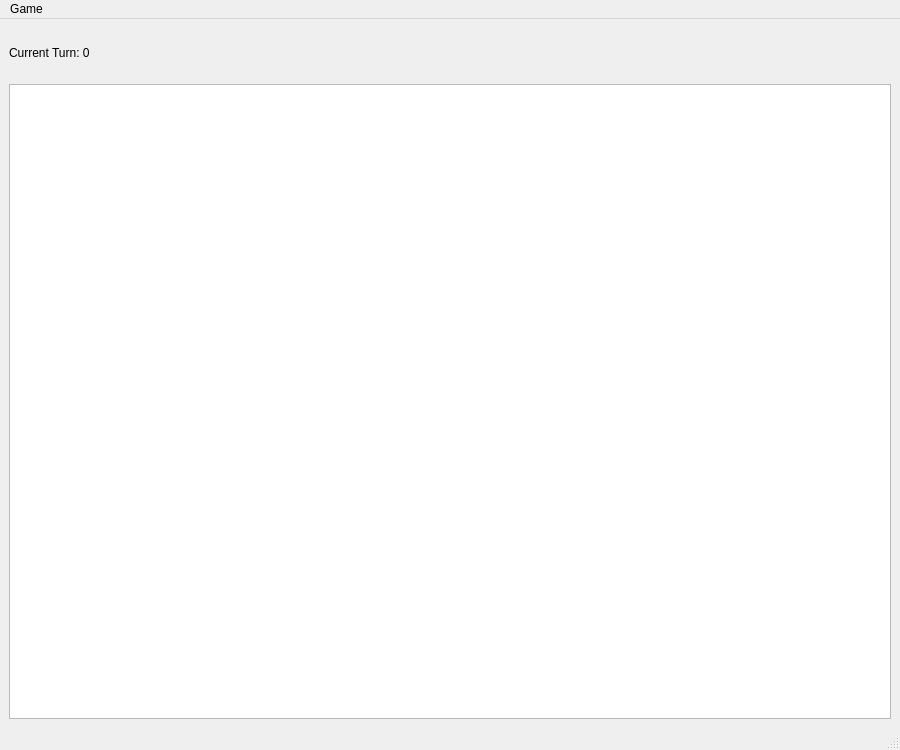
Qt form ChessBoard/views/MainChessView/ChessView.ui (ijcuevas2/C-Plus-Plus-Chess) before a commit.
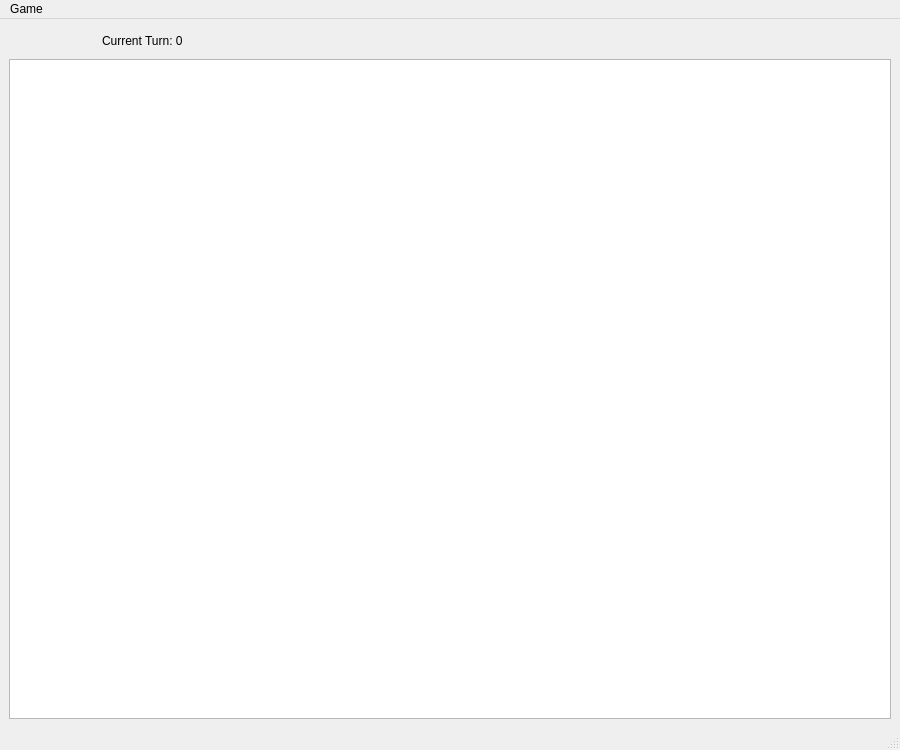
The same form after that commit.

Patch:
```diff
--- a/ChessBoard/views/MainChessView/ChessView.ui
+++ b/ChessBoard/views/MainChessView/ChessView.ui
@@ -37,11 +37,19 @@
    </property>
    <layout class="QVBoxLayout" name="verticalLayout">
     <item>
+     <layout class="QHBoxLayout" name="horizontalLayout">
+      <property name="spacing">
+       <number>1</number>
+      </property>
+      <property name="sizeConstraint">
+       <enum>QLayout::SetDefaultConstraint</enum>
+      </property>
+      <item>
      <widget class="QLabel" name="turnLabel">
       <property name="maximumSize">
        <size>
-        <width>10000</width>
-        <height>50</height>
+          <width>300</width>
+          <height>25</height>
        </size>
       </property>
       <property name="text">
@@ -50,6 +58,21 @@
      </widget>
     </item>
     <item>
+       <widget class="QLabel" name="KingInCheckLabel">
+        <property name="maximumSize">
+         <size>
+          <width>300</width>
+          <height>25</height>
+         </size>
+        </property>
+        <property name="text">
+         <string/>
+        </property>
+       </widget>
+      </item>
+     </layout>
+    </item>
+    <item>
      <widget class="QGraphicsView" name="graphicsView">
       <property name="sizePolicy">
        <sizepolicy hsizetype="Minimum" vsizetype="Minimum">
@@ -57,6 +80,12 @@
         <verstretch>0</verstretch>
        </sizepolicy>
       </property>
+      <property name="minimumSize">
+       <size>
+        <width>0</width>
+        <height>575</height>
+       </size>
+      </property>
      </widget>
     </item>
    </layout>
```
Lines whose indentation alone changed are shown as unchanged.
